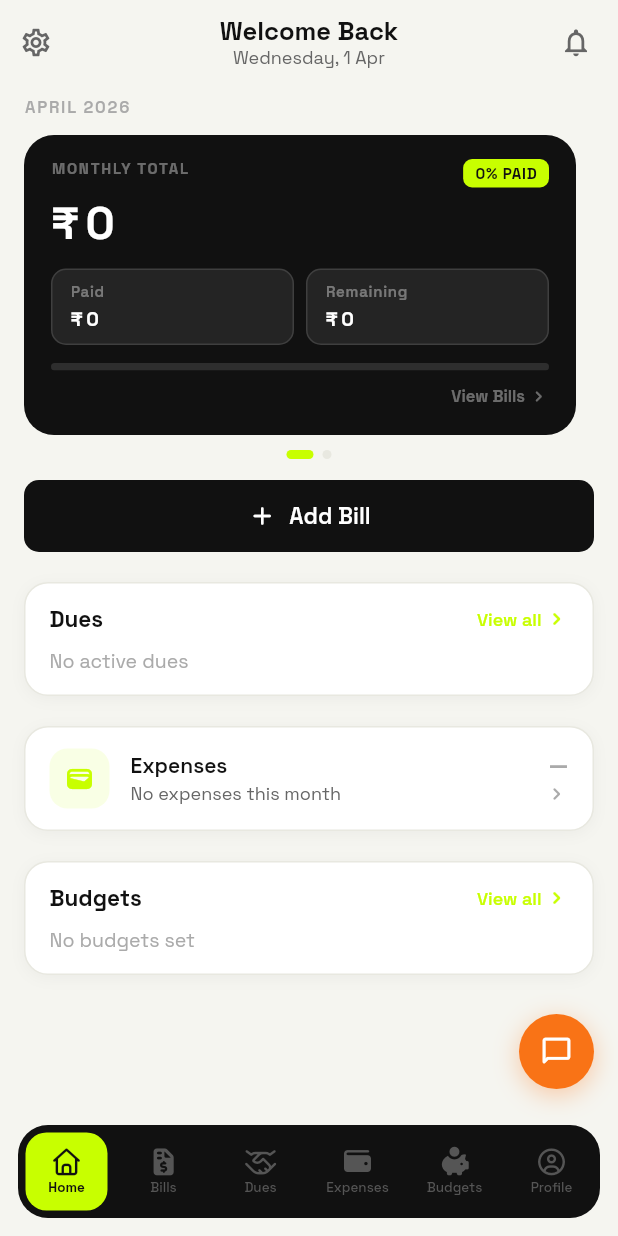
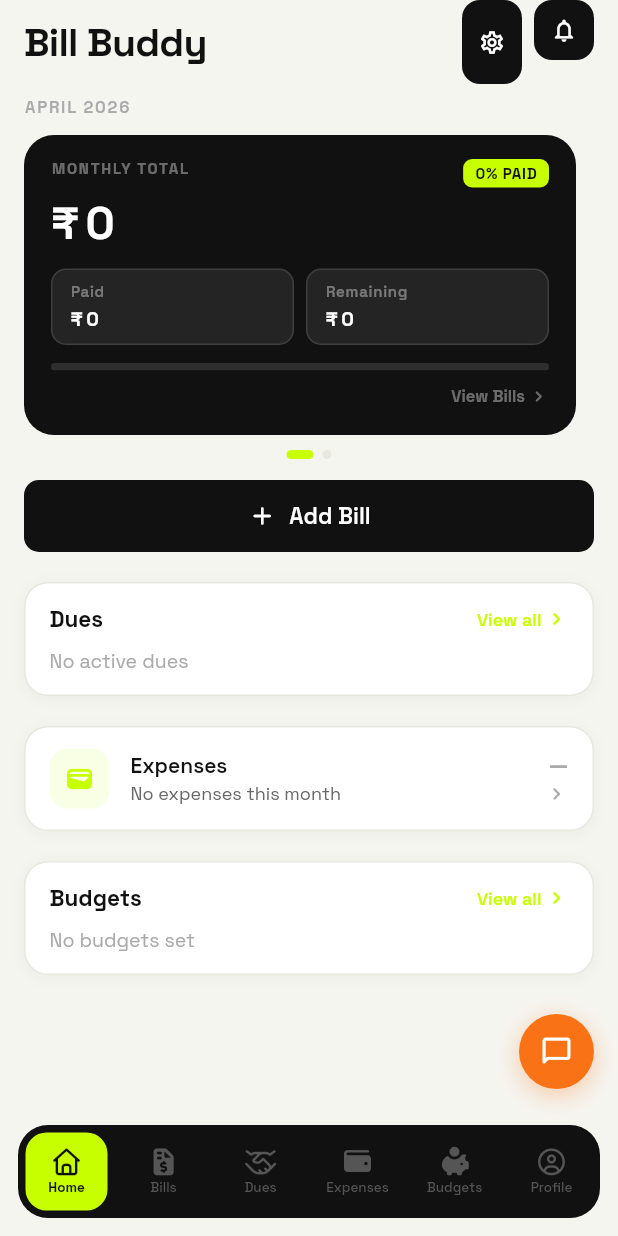
Before and after one commit to ramanakellampalli/smart-bill-buddy, a Flutter app: the screen it shows once a user with an empty profile is signed in, on a phone screen of 412 x 824 dp. Run offline on Flutter 3.47's test engine with Material 3 defaults, Android fonts, the phone set to English and light mode, and no system bars; our stand-ins replace cached_network_image, cloud_firestore, firebase_auth, firebase_core, firebase_storage, flutter_local_notifications and 11 more; missing offline and left inert: google_mlkit_text_recognition; accounts and stored records are empty; generated files the repository leaves out were written again.

Commit message:
feat: redesign dashboard header — Bill Buddy title left, black pill gear+bell right

```diff
--- a/lib/presentation/screens/dashboard_screen.dart
+++ b/lib/presentation/screens/dashboard_screen.dart
@@ -213,82 +213,74 @@ class _DashboardScreenState extends State<DashboardScreen> {
         backgroundColor: _bg,
         elevation: 0,
         automaticallyImplyLeading: false,
-        centerTitle: true,
-        leadingWidth: 48,
-        leading: Builder(
-          builder: (ctx) => IconButton(
-            icon: const Icon(Icons.settings_outlined,
-                color: _textSecondary, size: 22),
-            tooltip: 'Settings',
-            onPressed: () => Navigator.pushNamed(context, '/settings'),
-          ),
-        ),
-        title: Column(
-          crossAxisAlignment: CrossAxisAlignment.center,
-          mainAxisSize: MainAxisSize.min,
-          children: [
-            AnimatedSize(
-              duration: const Duration(milliseconds: 450),
-              curve: Curves.easeInOut,
-              child: AnimatedOpacity(
-                opacity: _showWelcome ? 1.0 : 0.0,
-                duration: const Duration(milliseconds: 500),
-                child: _showWelcome
-                    ? const Text(
-                        'Welcome Back',
-                        style: TextStyle(
-                          fontSize: 17,
-                          fontWeight: FontWeight.w700,
-                          color: _textPrimary,
-                          height: 1.2,
-                        ),
-                      )
-                    : const SizedBox(width: double.infinity, height: 0),
-              ),
-            ),
-            Text(
-              '$dayLabel, $dateLabel',
-              style: const TextStyle(
-                fontSize: 12,
-                color: _textSecondary,
-                fontWeight: FontWeight.w400,
-              ),
-            ),
-          ],
+        centerTitle: false,
+        titleSpacing: 16,
+        title: const Text(
+          'Bill Buddy',
+          style: TextStyle(
+            fontSize: 26,
+            fontWeight: FontWeight.w800,
+            color: _textPrimary,
+            letterSpacing: -0.5,
+          ),
         ),
         actions: [
           Builder(
-            builder: (ctx) => IconButton(
-              icon: Stack(
+            builder: (ctx) => GestureDetector(
+              onTap: () => Navigator.pushNamed(context, '/settings'),
+              child: Container(
+                width: 40,
+                height: 40,
+                decoration: BoxDecoration(
+                  color: AppColors.heroCard,
+                  borderRadius: BorderRadius.circular(12),
+                ),
+                child: const Icon(Icons.settings_outlined,
+                    color: Colors.white, size: 18),
+              ),
+            ),
+          ),
+          const SizedBox(width: 8),
+          Builder(
+            builder: (ctx) => GestureDetector(
+              onTap: () => _openNotifications(
+                ctx,
+                overdue: overdue,
+                dueToday: dueToday,
+                money: money,
+              ),
+              child: Stack(
                 clipBehavior: Clip.none,
                 children: [
-                  const Icon(Icons.notifications_outlined,
-                      color: _textSecondary, size: 22),
+                  Container(
+                    width: 40,
+                    height: 40,
+                    decoration: BoxDecoration(
+                      color: AppColors.heroCard,
+                      borderRadius: BorderRadius.circular(12),
+                    ),
+                    child: const Icon(Icons.notifications_outlined,
+                        color: Colors.white, size: 18),
+                  ),
                   if (hasAlerts)
                     Positioned(
-                      top: -1,
-                      right: -1,
+                      top: -2,
+                      right: -2,
                       child: Container(
-                        width: 8,
-                        height: 8,
-                        decoration: const BoxDecoration(
+                        width: 9,
+                        height: 9,
+                        decoration: BoxDecoration(
                           color: _red,
                           shape: BoxShape.circle,
+                          border: Border.all(color: _bg, width: 1.5),
                         ),
                       ),
                     ),
                 ],
               ),
-              tooltip: 'Notifications',
-              onPressed: () => _openNotifications(
-                ctx,
-                overdue: overdue,
-                dueToday: dueToday,
-                money: money,
-              ),
-            ),
-          ),
-          const SizedBox(width: 4),
+            ),
+          ),
+          const SizedBox(width: 16),
         ],
       ),
       body: SelectionArea(child: ListView(
```
